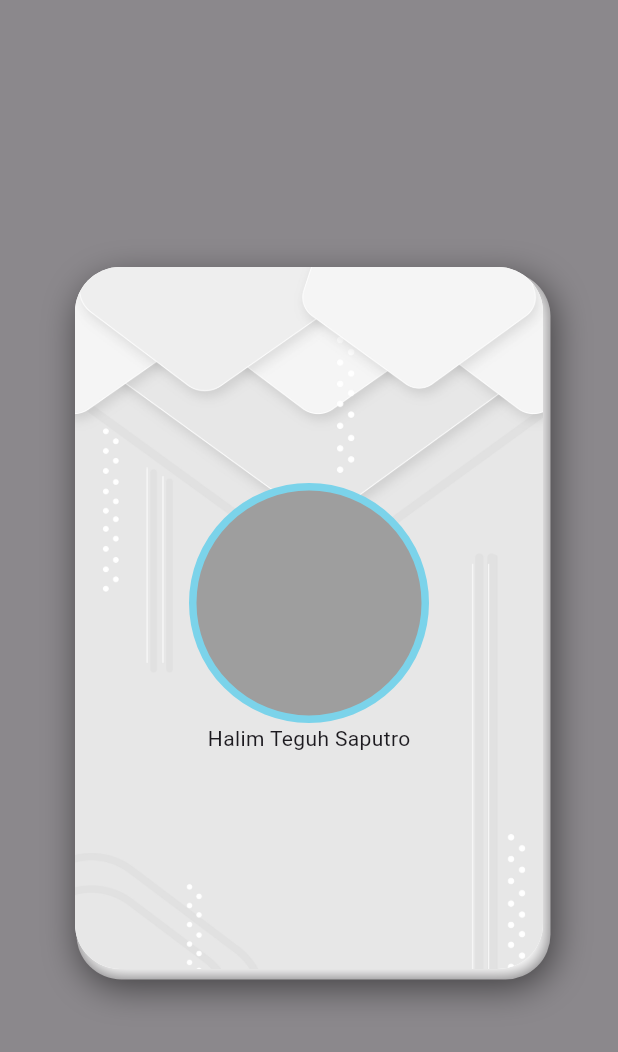
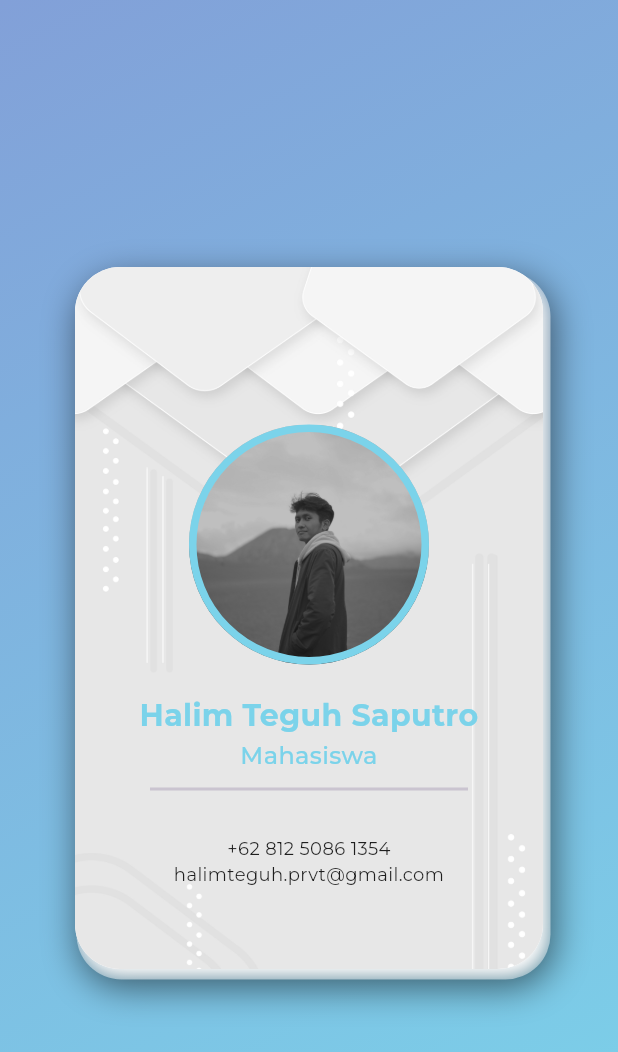
Before and after one commit to HalimTeguh/digital_card, a Flutter app: the screen it shows after launch, on a phone screen of 412 x 824 dp. Shown: the top 1052 px of the screen. Run offline on Flutter 3.47's test engine with Material 3 defaults, Android fonts, the phone set to English and light mode, and no system bars; our stand-ins replace google_fonts.

Commit message:
feat: :sparkles: Add Card ID Potrait and Landscape

```diff
--- a/lib/Layout/card_potrait.dart
+++ b/lib/Layout/card_potrait.dart
@@ -1,4 +1,5 @@
 import 'package:flutter/material.dart';
+import 'package:google_fonts/google_fonts.dart';
 
 class CardPotrait extends StatelessWidget {
   const CardPotrait({super.key, required this.width});
@@ -9,7 +10,16 @@ class CardPotrait extends StatelessWidget {
   Widget build(BuildContext context) {
     return Scaffold(
       body: Container(
-        color: Colors.black45,
+        decoration: BoxDecoration(
+          gradient: LinearGradient(
+            begin: Alignment.topLeft,
+            end: Alignment.bottomRight,
+            colors: [
+              Color(0xff82A0D8),
+              Color(0xff7BD3EA),
+            ],
+          ),
+        ),
         child: Center(
           child: Padding(
             padding: const EdgeInsets.symmetric(horizontal: 50),
@@ -39,19 +49,74 @@ class CardPotrait extends StatelessWidget {
                   crossAxisAlignment: CrossAxisAlignment.center,
                   mainAxisAlignment: MainAxisAlignment.center,
                   children: [
+                    SizedBox(height: 50,),
                     Container(
                       width: 160,
                       height: 160,
                       decoration: BoxDecoration(
-                          border:
-                              Border.all(color: Color(0xff7BD3EA), width: 5),
-                          shape: BoxShape.circle,
-                          color: Colors.grey),
+                        border: Border.all(color: Color(0xff7BD3EA), width: 5),
+                        shape: BoxShape.circle,
+                        color: Colors.grey,
+                        image: DecorationImage(
+                          fit: BoxFit.cover,
+                          scale: 0.5,
+                          image: AssetImage(
+                            'assets/photo.jpeg',
+                          ),
+                        ),
+                      ),
+                    ),
+                    Padding(
+                      padding: const EdgeInsets.only(top: 20),
+                      child: Text(
+                        "Halim Teguh Saputro",
+                        textAlign: TextAlign.center,
+                        maxLines: 2,
+                        style: GoogleFonts.montserrat(
+                          fontSize: 20,
+                          fontWeight: FontWeight.bold,
+                          color: Color(0xff7BD3EA),
+                        ),
+                      ),
                     ),
                     Text(
-                      "Halim Teguh Saputro",
-                      style: TextStyle(),
-                    )
+                      "Mahasiswa",
+                      textAlign: TextAlign.center,
+                      maxLines: 2,
+                      style: GoogleFonts.montserrat(
+                        fontSize: 16,
+                        fontWeight: FontWeight.w500,
+                        color: Color(0xff7BD3EA),
+                      ),
+                    ),
+                    Container(
+                      margin:
+                          EdgeInsets.symmetric(horizontal: 50, vertical: 10),
+                      width: double.infinity,
+                      child: Divider(
+                        height: 2,
+                        thickness: 2,
+                      ),
+                    ),
+                    SizedBox(height: 20,),
+                    Text(
+                      "+62 812 5086 1354",
+                      textAlign: TextAlign.center,
+                      maxLines: 2,
+                      style: GoogleFonts.montserrat(
+                        fontSize: 12,
+                        color: Colors.black87,
+                      ),
+                    ),
+                    Text(
+                      "halimteguh.prvt@gmail.com",
+                      textAlign: TextAlign.center,
+                      maxLines: 2,
+                      style: GoogleFonts.montserrat(
+                        fontSize: 12,
+                        color: Colors.black87,
+                      ),
+                    ),
                   ],
                 ),
               ),
--- a/lib/main.dart
+++ b/lib/main.dart
@@ -1,3 +1,4 @@
+import 'package:digital_card/Layout/card_landscape.dart';
 import 'package:digital_card/Layout/card_potrait.dart';
 import 'package:flutter/material.dart';
 
@@ -19,7 +20,7 @@ class MyApp extends StatelessWidget {
               return CardPotrait(width: constraints.maxWidth);
             }else{
               // LANDSCAPE LAYOUT
-              return Container();
+              return CardLandscape(width: constraints.maxWidth);
             }
           },
       ),
```
Also changed, not shown: lib/Layout/card_landscape.dart (added, +158 -0 lines), assets/photo.jpeg (added).
